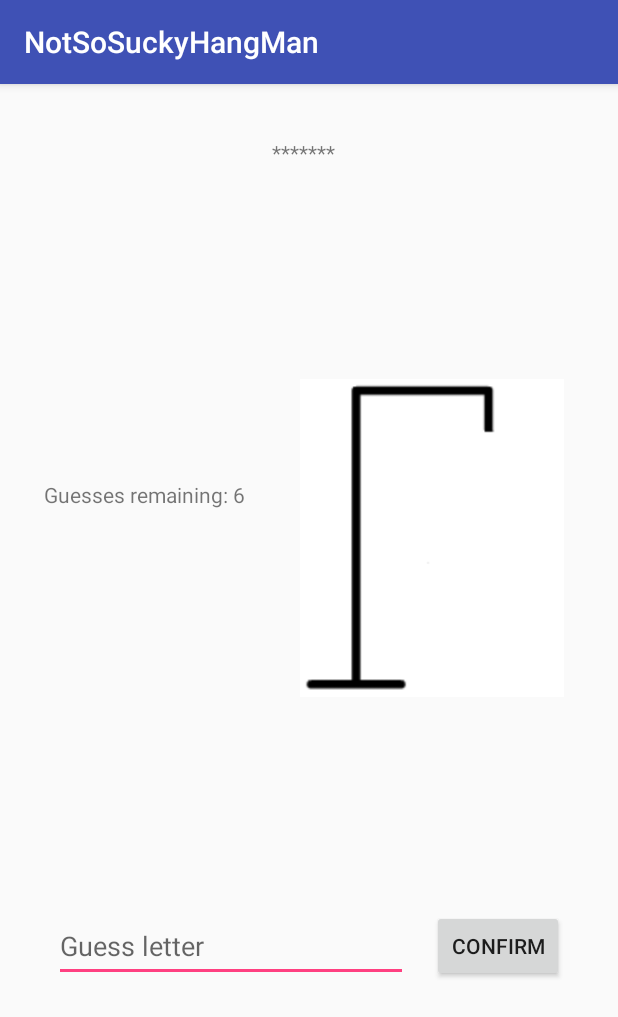
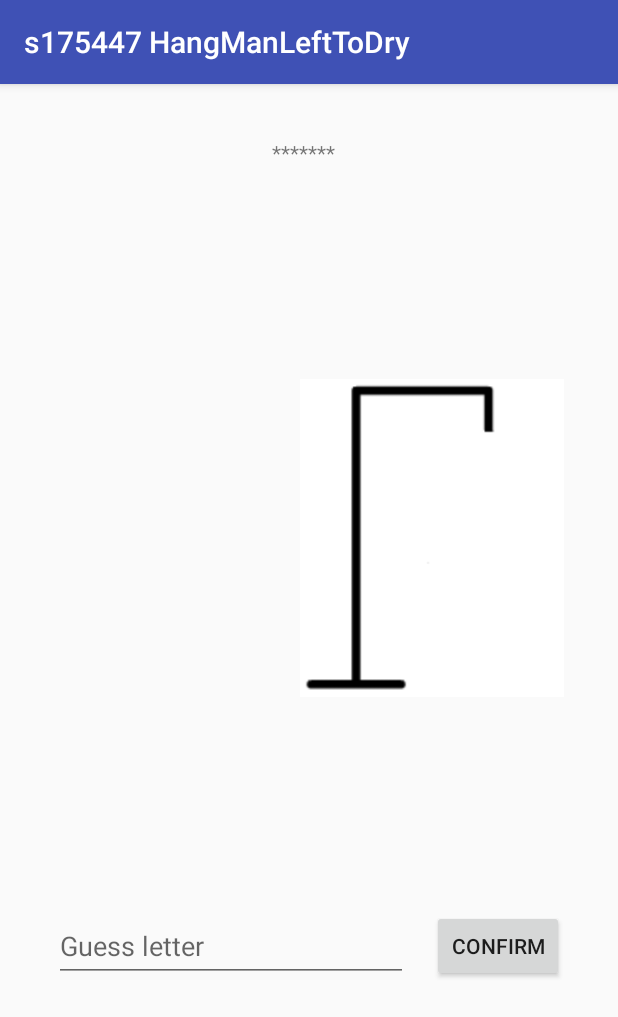
Before and after one commit to hjaltebaekgaard/HangManProject, an Android app: the GameActivity screen opened directly, with no data from a screen before it, after a tap on "CONFIRM", on a phone screen of 412 x 824 dp. Shown: the top 1017 px of the screen. Run offline under Robolectric (Android 15) with nearby library versions, the phone set to English and light mode, and no system bars; network calls fail; 1 statement that could not run was skipped.

Commit message:
added tickle toast + bit of cleaning + changed app label

```diff
--- a/app/src/main/AndroidManifest.xml
+++ b/app/src/main/AndroidManifest.xml
@@ -27,7 +27,11 @@
         <activity android:name=".HighscoreActivity" />
         <activity android:name=".InstructionsActivity" />
         <activity android:name=".GameWonActivity" />
-        <activity android:name=".GameLostActivity"></activity>
+        <activity android:name=".GameLostActivity" />
+
+        <meta-data
+            android:name="com.google.android.actions"
+            android:resource="@anim/fade_in" />
     </application>
 
 </manifest>
--- a/app/src/main/java/com/example/hvalfisk/notsosuckyhangman/GameActivity.java
+++ b/app/src/main/java/com/example/hvalfisk/notsosuckyhangman/GameActivity.java
@@ -6,12 +6,15 @@
 import android.os.AsyncTask;
 import android.support.v7.app.AppCompatActivity;
 import android.os.Bundle;
-import android.util.ArraySet;
+import android.view.Gravity;
 import android.view.View;
+import android.view.animation.Animation;
+import android.view.animation.AnimationUtils;
 import android.widget.Button;
 import android.widget.EditText;
 import android.widget.ImageView;
 import android.widget.TextView;
+import android.widget.Toast;
 
 
 import com.google.gson.Gson;
@@ -44,7 +47,7 @@
     ArrayList<Integer> nooseImages;
     User currentUser;
     String userName;
-    boolean prepareRerun;
+    Toast toast;
 
 
     @SuppressLint("StaticFieldLeak")
@@ -61,7 +64,7 @@
         infoText = findViewById(R.id.infoText);
         guessCount = findViewById(R.id.guessCount);
         nooseImage = findViewById(R.id.nooseImage);
-        prepareRerun = false;
+
 
         nooseImages = new ArrayList<Integer>();
         nooseImages.add(R.drawable.galge);
@@ -109,7 +112,8 @@
                 super.onPostExecute(o);
 
                 infoText.setText("Welcome " + userName);
-                setConfirmButtonListener();
+                setOnClickListeners();
+                toast = Toast.makeText(GameActivity.this, null, Toast.LENGTH_SHORT);
 
                 hiddenWord.setText(gameLogic.getVisibleWord());
                 if(gameLogic.getUsedLetters().size()!=0) {
@@ -162,50 +166,37 @@
 
     }
 
-    private void setConfirmButtonListener() {
+    private void setOnClickListeners() {
         confirmLetter.setOnClickListener(this);
+        nooseImage.setOnClickListener(this);
     }
 
     @Override
     public void onClick(View v) {
-
-        gameLogic.guessLetter(inputLetter.getText().toString());
+        if(v.getId()==R.id.confirmLetter) {
+            Boolean changeNooseImage = gameLogic.guessLetter(inputLetter.getText().toString());
             inputLetter.setText("");
             hiddenWord.setText(gameLogic.getVisibleWord());
             infoText.setText(gameLogic.getUsedLettersString());
 
-        System.out.println("user array has size: "+users.size());
-
-        if(prepareRerun) {
-            reRun();
-
-        }
-
 
             if (gameLogic.isGameWon()) {
 
-           /* guessCount.setText("You found the word!");
-            nooseImage.setImageResource(R.drawable.medal);
-            confirmLetter.setText("Try again");
-            */
-
-            currentUser.setCurrentStreak(currentUser.getCurrentStreak()+1);
-            if(currentUser.getHighestStreak()<currentUser.getCurrentStreak()) {
+                currentUser.setCurrentStreak(currentUser.getCurrentStreak() + 1);
+                if (currentUser.getHighestStreak() < currentUser.getCurrentStreak()) {
                     currentUser.setHighestStreak(currentUser.getCurrentStreak());
                 }
-            /*
-            prepareRerun = true;
-            */
+
                 asyncUpdateUser = new AsyncTaskUpdateUser();
                 asyncUpdateUser.execute();
 
                 Intent gameWon = new Intent(this, GameWonActivity.class);
                 Bundle winner = new Bundle();
-            winner.putString("UserName",currentUser.getName());
-            winner.putInt("CurrentStreak",currentUser.getCurrentStreak());
-            winner.putInt("HighestStreak",currentUser.getHighestStreak());
+                winner.putString("UserName", currentUser.getName());
+                winner.putInt("CurrentStreak", currentUser.getCurrentStreak());
+                winner.putInt("HighestStreak", currentUser.getHighestStreak());
 
-            gameWon.putExtra("CurrentUser",winner);
+                gameWon.putExtra("CurrentUser", winner);
                 gameWon.putExtra("Word", gameLogic.getWord());
 
                 this.finish();
@@ -213,13 +204,6 @@
 
             } else if (gameLogic.isGameLost()) {
 
-            /*
-            guessCount.setText("No pardons this time!");
-            nooseImage.setImageResource(R.drawable.forkert6);
-            hiddenWord.setText(gameLogic.getWord());
-            confirmLetter.setText("Try again");
-            prepareRerun = true;
-            */
                 currentUser.setCurrentStreak(0);
 
                 asyncUpdateUser = new AsyncTaskUpdateUser();
@@ -227,30 +211,52 @@
 
                 Intent gameLost = new Intent(this, GameLostActivity.class);
                 Bundle loser = new Bundle();
-            loser.putString("UserName",currentUser.getName());
-            loser.putInt("CurrentStreak",currentUser.getCurrentStreak());
-            loser.putInt("HighestStreak",currentUser.getHighestStreak());
-            gameLost.putExtra("CurrentUser",loser);
+                loser.putString("UserName", currentUser.getName());
+                loser.putInt("CurrentStreak", currentUser.getCurrentStreak());
+                loser.putInt("HighestStreak", currentUser.getHighestStreak());
+                gameLost.putExtra("CurrentUser", loser);
                 gameLost.putExtra("Word", gameLogic.getWord());
 
                 this.finish();
                 startActivity(gameLost);
 
             } else {
-            guessCount.setText("Guesses remaining: " + gameLogic.getRemainingGuesses());
-            nooseImage.setImageResource(nooseImages.get(gameLogic.getAmountWrongLetters()));
+
+                if (changeNooseImage) {
+                    Animation fadeOut = AnimationUtils.loadAnimation(GameActivity.this, R.anim.fade_out);
+                    nooseImage.startAnimation(fadeOut);
+
+                    fadeOut.setAnimationListener(new Animation.AnimationListener() {
+                        @Override
+                        public void onAnimationStart(Animation animation) {
                         }
 
+                        @Override
+                        public void onAnimationEnd(Animation animation) {
+                            Animation fadeOut = AnimationUtils.loadAnimation(GameActivity.this, R.anim.fade_in);
+                            nooseImage.setImageResource(nooseImages.get(gameLogic.getAmountWrongLetters()));
+                            nooseImage.startAnimation(fadeOut);
+                        }
+
+                        @Override
+                        public void onAnimationRepeat(Animation animation) {
+                        }
+                    });
+                    guessCount.setText("Guesses remaining: " + gameLogic.getRemainingGuesses());
+
+                }
+            }
 
         }
 
-    private void reRun() {
-        gameLogic.reset();
-        hiddenWord.setText(gameLogic.getVisibleWord());
-        confirmLetter.setText(R.string.game_confirm_button);
-        infoText.setText(R.string.game_info_text_rerun);
-        guessCount.setText(R.string.clear);
-        prepareRerun = false;
+        if(v.getId()==R.id.nooseImage) {
+
+            toast.setText("Stop it!!!");
+            toast.setGravity(Gravity.TOP|Gravity.LEFT,nooseImage.getLeft(),nooseImage.getTop());
+            toast.show();
+
+            nooseImage.startAnimation(AnimationUtils.loadAnimation(GameActivity.this, R.anim.tickle));
+        }
     }
 
     void loadUserData() {
--- a/app/src/main/java/com/example/hvalfisk/notsosuckyhangman/GameLostActivity.java
+++ b/app/src/main/java/com/example/hvalfisk/notsosuckyhangman/GameLostActivity.java
@@ -40,10 +40,10 @@
 
         gameOverImage.setImageResource(R.drawable.forkert6);
 
-        infoText.setText("You failed to guess the word!! Sadly the convict now hangs as a testement to your failure");
+        infoText.setText(R.string.game_lost_info);
 
         confirmLetter.setOnClickListener(this);
-        confirmLetter.setText("Try again");
+        confirmLetter.setText(R.string.try_again);
 
         final MediaPlayer mp = MediaPlayer.create(this, R.raw.loser_sound);
         mp.start();
--- a/app/src/main/java/com/example/hvalfisk/notsosuckyhangman/GameWonActivity.java
+++ b/app/src/main/java/com/example/hvalfisk/notsosuckyhangman/GameWonActivity.java
@@ -45,7 +45,7 @@
         infoText.setText("Congratulations "+userName+"!! You guessed the word. One more convict goes free TADA!!");
 
         confirmLetter.setOnClickListener(this);
-        confirmLetter.setText("Try again");
+        confirmLetter.setText(R.string.try_again);
 
         final MediaPlayer mp = MediaPlayer.create(this, R.raw.winner_sound);
         mp.start();
--- a/app/src/main/java/com/example/hvalfisk/notsosuckyhangman/HangManLogic.java
+++ b/app/src/main/java/com/example/hvalfisk/notsosuckyhangman/HangManLogic.java
@@ -10,7 +10,7 @@
 import java.util.Random;
 
 public class HangManLogic {
-  /** AHT afprøvning er possibleWords synlig på pakkeniveau */
+
   ArrayList<String> possibleWords = new ArrayList<String>();
   private String word;
   private ArrayList<String> usedLetters = new ArrayList<String>();
@@ -94,17 +94,19 @@
     }
   }
 
-  public void guessLetter(String letter) {
-    if (letter.length() != 1) return;
+  public boolean guessLetter(String letter) {
+    if (letter.length() != 1) return false;
     System.out.println("Der gættes på bogstavet: " + letter);
-    if (usedLetters.contains(letter)) return;
-    if (gameWon || gameLost) return;
+    if (usedLetters.contains(letter)) return false;
+    if (gameWon || gameLost) return false;
 
     usedLetters.add(letter);
 
     if (word.contains(letter)) {
       letterContained = true;
       System.out.println("Bogstavet var korrekt: " + letter);
+      updateVisibleWord();
+      return false;
     } else {
       // Vi gættede på et bogstav der ikke var i word.
       letterContained = false;
@@ -113,8 +115,10 @@
       if (amountWrongLetters > 5) {
         gameLost = true;
       }
+      updateVisibleWord();
+      return true;
     }
-    updateVisibleWord();
+
   }
 
   public void logStatus() {
@@ -155,9 +159,9 @@
             replaceAll("&oslash;", "ø"). // erstat HTML-tegn
             replaceAll("&#229;", "å"). // erstat HTML-tegn
             replaceAll("[^a-zæøå]", " "). // fjern tegn der ikke er bogstaver
+            replaceAll(" [bcdfghjklmnpqrstvxz]+ "," "). //remove all words without vowels
             replaceAll(" [a-zæøå] "," "). // fjern 1-bogstavsord
-            replaceAll(" [a-zæøå][a-zæøå] "," "). // fjern 2-bogstavsord
-            replaceAll("[bcdfghjklmnpqrstvxz]*"," "); //remove all words without vowels
+            replaceAll(" [a-zæøå][a-zæøå] "," "); // fjern 2-bogstavsord
 
     System.out.println("data = " + data);
     System.out.println("data = " + Arrays.asList(data.split("\\s+")));
--- a/app/src/main/res/layout/activity_game.xml
+++ b/app/src/main/res/layout/activity_game.xml
@@ -5,6 +5,7 @@
     android:id="@+id/gallowProgress"
     android:layout_width="match_parent"
     android:layout_height="match_parent"
+    android:focusableInTouchMode="true"
     tools:context=".GameActivity">
 
     <ImageView
@@ -55,7 +56,7 @@
         app:layout_constraintEnd_toStartOf="@+id/confirmLetter"
         app:layout_constraintStart_toStartOf="parent"
         app:layout_constraintTop_toTopOf="@+id/confirmLetter"
-        android:autofillHints="" />
+        />
 
     <Button
         android:id="@+id/confirmLetter"
--- a/app/src/main/res/values/strings.xml
+++ b/app/src/main/res/values/strings.xml
@@ -1,5 +1,5 @@
 <resources>
-    <string name="app_name">NotSoSuckyHangMan</string>
+    <string name="app_name">s175447 HangManLeftToDry</string>
     <string name="highscores_title">Highscores</string>
     <string name="highscore_player_name">Username</string>
     <string name="highscore_streak">Best winning streak</string>
@@ -17,4 +17,6 @@
     <string name="instruction_guessing">To guess a letter, type in a single lower case letter in the text field and click confirm. A list of letters you have used is shown and the hidden word will reveal itself as you guess letters.</string>
     <string name="instruction_winning">You win a round if you guess the words before the convict is fully drawn. The app tracks a users winning streak. The 10 users with the highest all time streak are visible in the highscore list.</string>
     <string name="instruction_header_winning">Winning the Game</string>
+    <string name="game_lost_info">You failed to guess the word!! Sadly the convict now hangs as a testement to your failure</string>
+    <string name="try_again">Try again</string>
 </resources>
```
Also changed, not shown: app/src/main/res/anim/fade_in.xml (added, +9 -0 lines), app/src/main/res/anim/fade_out.xml (added, +9 -0 lines), app/src/main/res/anim/tickle.xml (added, +9 -0 lines). Lines whose indentation alone changed are shown as unchanged.
